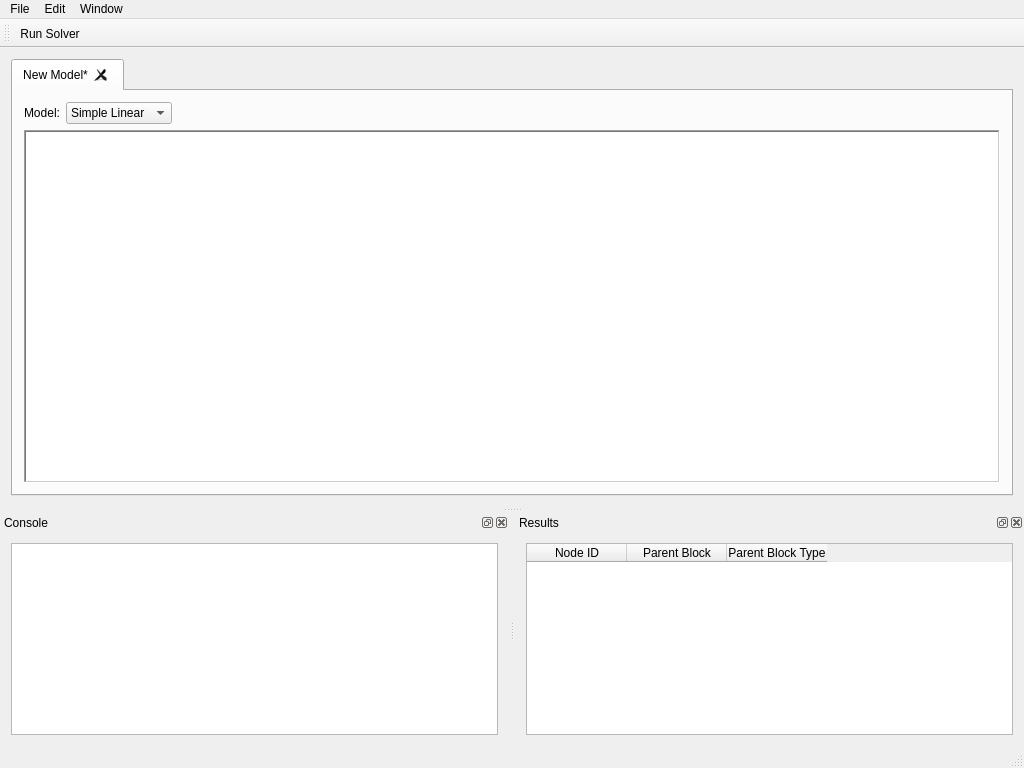
Before: the Qt Designer form src/app/mainwindow.ui in obrienadam/ProcessModelling, drawn with Qt 5.
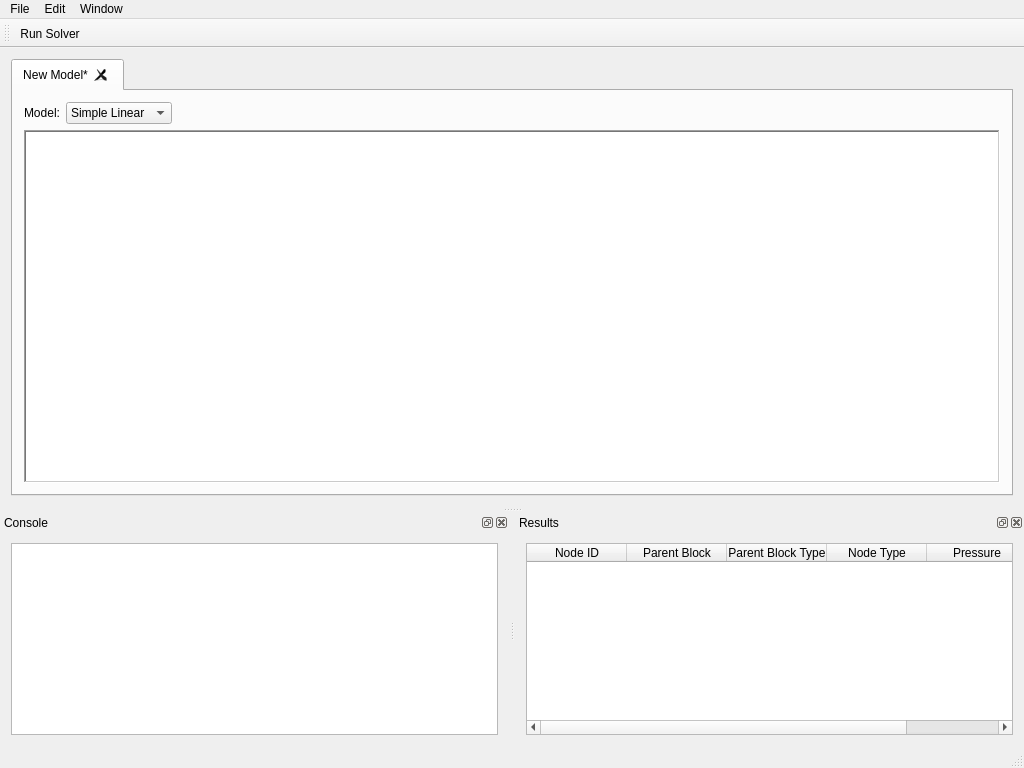
After: the same form once the commit is applied.

```diff
--- a/src/app/mainwindow.ui
+++ b/src/app/mainwindow.ui
@@ -186,6 +186,16 @@
          <string>Parent Block Type</string>
         </property>
        </column>
+       <column>
+        <property name="text">
+         <string>Node Type</string>
+        </property>
+       </column>
+       <column>
+        <property name="text">
+         <string>Pressure</string>
+        </property>
+       </column>
       </widget>
      </item>
     </layout>
```
